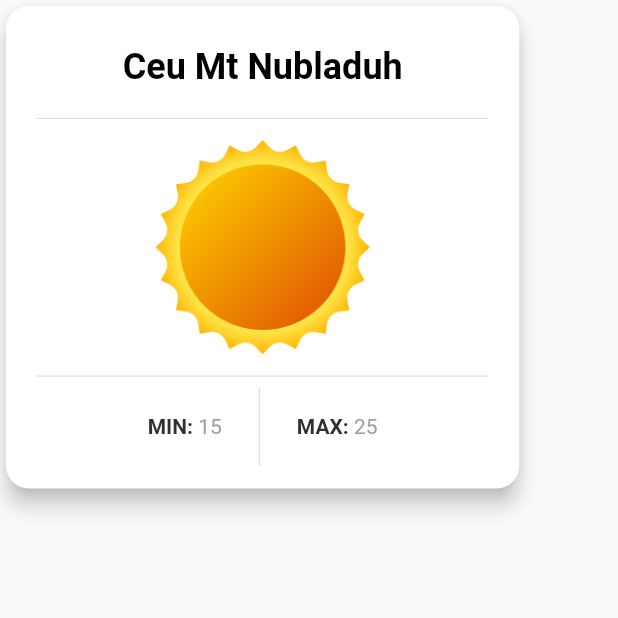
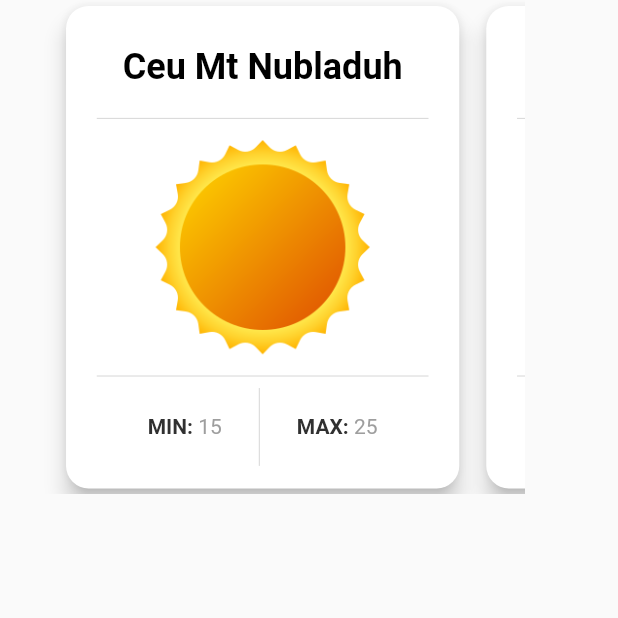
Before and after one commit to frpdoliv/mobile_weather, a Flutter app: the screen it shows after launch, on a phone screen of 412 x 824 dp, the top half of it. Run offline on Flutter 3.47's test engine with Material 2 defaults, Android fonts, the phone set to English and light mode, and no system bars; our stand-ins replace google_fonts; Roboto replaces fonts that are missing (Ubuntu).

Commit message:
Created a basic PageView to list all the forecasts

```diff
--- a/lib/screens/home.dart
+++ b/lib/screens/home.dart
@@ -1,6 +1,5 @@
 import 'package:flutter/material.dart';
-import 'package:mobile_weather/model/weather_data.dart';
-import 'package:mobile_weather/widgets/weather_card.dart';
+import 'package:mobile_weather/widgets/weather_list.dart';
 
 class Home extends StatelessWidget {
   const Home({ Key? key }) : super(key: key);
@@ -9,7 +8,11 @@ class Home extends StatelessWidget {
   Widget build(BuildContext context) {
     return Scaffold(
       body: SafeArea (
-        child: WeatherCard(weatherData: WeatherData(maxTemp: 25, minTemp: 15, imgCode: '01'),),
+        child: SizedBox(
+          height: MediaQuery.of(context).size.height * 0.40,
+          width: MediaQuery.of(context).size.width * 0.85,
+          child: WeatherList()
+        ),
       ),
     );
   }
--- a/lib/widgets/weather_card.dart
+++ b/lib/widgets/weather_card.dart
@@ -25,10 +25,7 @@ class WeatherCard extends StatelessWidget {
 
   @override
   Widget build(BuildContext context) {
-    return SizedBox(
-      height: MediaQuery.of(context).size.height * 0.40,
-      width: MediaQuery.of(context).size.width * 0.85,
-      child: Card(
+    return Card(
       elevation: 6.0,
       shape: RoundedRectangleBorder(
         borderRadius: BorderRadius.circular(15.0),
@@ -111,7 +108,6 @@ class WeatherCard extends StatelessWidget {
           ],
         ),
       )
-      ),
     );
   }
 }
--- /dev/null
+++ b/lib/widgets/weather_list.dart
@@ -0,0 +1,34 @@
+import 'package:flutter/material.dart';
+import 'package:mobile_weather/model/weather_data.dart';
+import 'package:mobile_weather/widgets/weather_card.dart';
+
+class WeatherList extends StatelessWidget {
+  final List<WeatherCard> weatherForecast = <WeatherCard>[
+    WeatherCard(weatherData: WeatherData(maxTemp: 25, minTemp: 15, imgCode: '01')),
+    WeatherCard(weatherData: WeatherData(maxTemp: 25, minTemp: 15, imgCode: '01')),
+    WeatherCard(weatherData: WeatherData(maxTemp: 25, minTemp: 15, imgCode: '01')),
+    WeatherCard(weatherData: WeatherData(maxTemp: 25, minTemp: 15, imgCode: '01')),
+    WeatherCard(weatherData: WeatherData(maxTemp: 25, minTemp: 15, imgCode: '01')),
+  ];
+
+  final PageController pageController = PageController(
+    initialPage: 0,
+    viewportFraction: 0.80,
+  );
+
+  WeatherList({ Key? key }) : super(key: key);
+
+  @override
+  Widget build(BuildContext context) {
+    return PageView.builder(
+      controller: pageController,
+      itemCount: weatherForecast.length,
+      itemBuilder: (BuildContext context, int index) {
+        return Container(
+          margin: EdgeInsets.only(left: 5, right: 5),
+          child: weatherForecast[index]
+        );
+      }
+    );
+  }
+}
```
Lines whose indentation alone changed are shown as unchanged.
